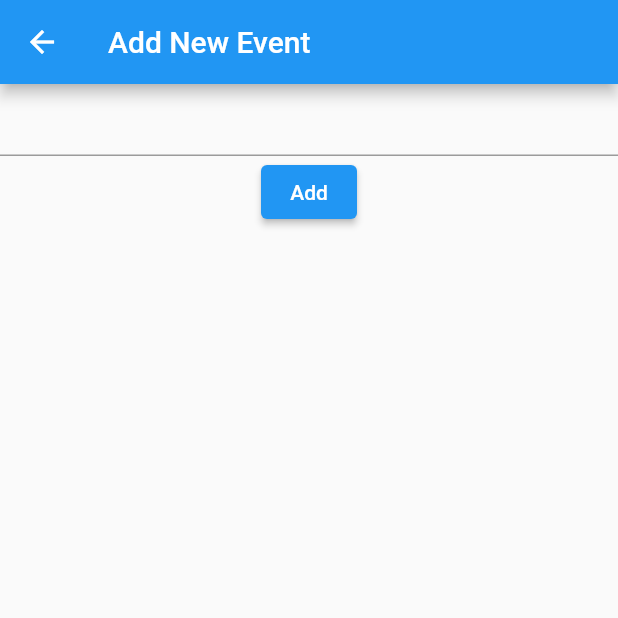
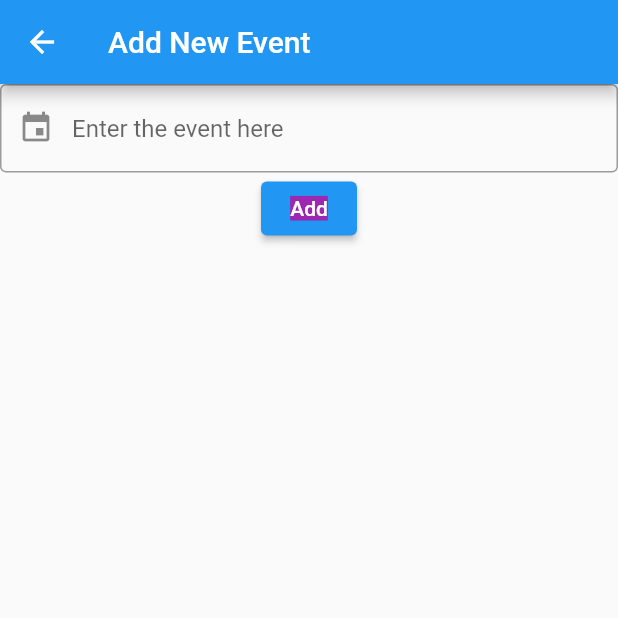
Before and after one commit to BSAIMUKESHREDD/eventmanager_app, a Flutter app: the NewEventsScreen screen opened directly, on a phone screen of 412 x 824 dp, the top half of it. Run offline on Flutter 3.47's test engine with Material 2 defaults, Android fonts, the phone set to English and light mode, and no system bars.

Commit message:
IConAdded

```diff
--- a/lib/_NewEventScreen.dart
+++ b/lib/_NewEventScreen.dart
@@ -20,6 +20,11 @@ class _NewEventScreen  extends State<NewEventsScreen>{
       body: Column(
         children: [
           TextField(
+            decoration: InputDecoration(
+              prefixIcon: Icon(Icons.event),
+              border: OutlineInputBorder(),
+              hintText: 'Enter the event here',
+            ),
             controller: _textEditingController,
           ),
           Builder(
@@ -29,11 +34,13 @@ class _NewEventScreen  extends State<NewEventsScreen>{
                 //print(newEventText);
                 Navigator.of(context).pop(newEventText);
 
-              }, child: Text("Add"));
+              },
+                  child: Text("Add",style: TextStyle(backgroundColor: Colors.purple),));
             }
           ),
         ],
       ),
+
     );
   }
 
--- a/lib/main.dart
+++ b/lib/main.dart
@@ -20,6 +20,7 @@ class _MyApp extends State<MyApp>{
     // TODO: implement build
     return MaterialApp(
       home: Scaffold(
+
     appBar: AppBar(title: Text('EVENT SCHEDULER'),),
         body:
         ListView.separated(
```
